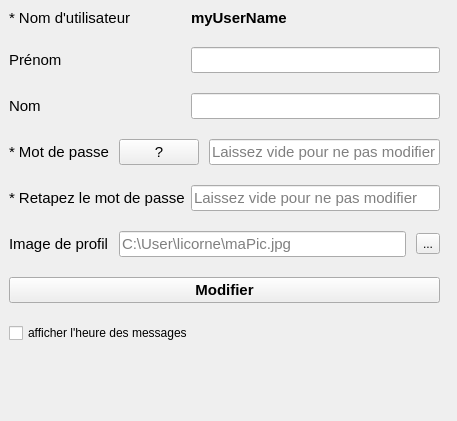
Old version of the form User/viewprofileedition.ui in the repository edri/ProjetChat2015.
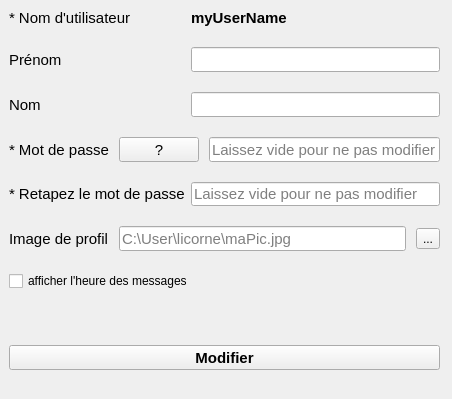
New version of the form.

Diff of the .ui file:
```diff
--- a/User/viewprofileedition.ui
+++ b/User/viewprofileedition.ui
@@ -6,8 +6,8 @@
    <rect>
     <x>0</x>
     <y>0</y>
-    <width>457</width>
-    <height>421</height>
+    <width>452</width>
+    <height>399</height>
    </rect>
   </property>
   <property name="windowTitle">
@@ -20,7 +20,7 @@
       <x>9</x>
       <y>9</y>
       <width>431</width>
-      <height>384</height>
+      <height>361</height>
      </rect>
     </property>
     <layout class="QVBoxLayout" name="verticalLayout">
@@ -244,14 +244,14 @@
          </item>
         </layout>
        </item>
-       <item row="7" column="0" colspan="2">
-        <widget class="QCheckBox" name="chk_afficherHeure">
+       <item row="6" column="0" colspan="2">
+        <widget class="QCheckBox" name="chk_showTime">
          <property name="text">
           <string>afficher l'heure des messages</string>
          </property>
         </widget>
        </item>
-       <item row="8" column="0" colspan="2">
+       <item row="7" column="0" colspan="2">
         <widget class="QLabel" name="lbl_info">
          <property name="font">
           <font>
@@ -267,7 +267,7 @@
          </property>
         </widget>
        </item>
-       <item row="6" column="0" colspan="2">
+       <item row="8" column="0" colspan="2">
         <widget class="QPushButton" name="btn_modifier">
          <property name="font">
           <font>
```
Left out of the diff: 2 changed lines with no effect on the pictures.
